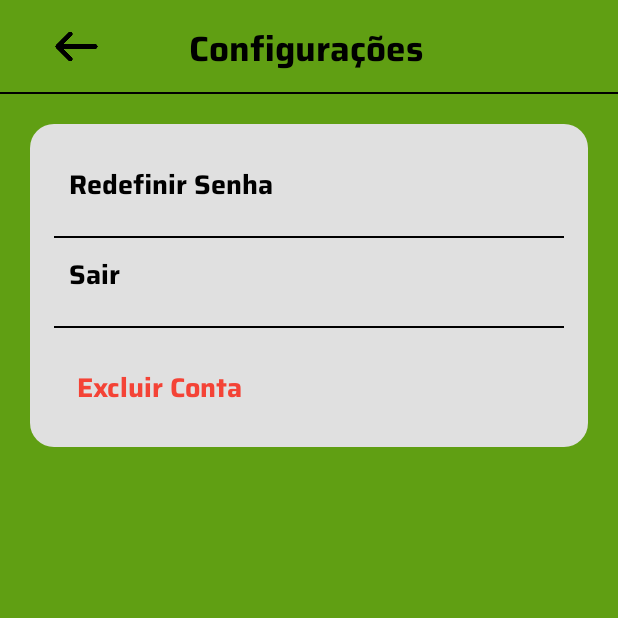
After one commit to 2024-2-NADS3/Projeto3, an Android app: the ConfiguracoesActivity screen opened directly, with no data from a screen before it, on a phone screen of 412 x 824 dp, the top half of it. The commit adds this screen. Run offline under Robolectric (Android 15) with nearby library versions, the phone set to English and light mode, and no system bars.

Commit message:
Inclusao da tela de config

```diff
--- a/android-app/app/src/main/AndroidManifest.xml
+++ b/android-app/app/src/main/AndroidManifest.xml
@@ -16,6 +16,9 @@
         android:theme="@style/Theme.OrganizaiApp"
         android:usesCleartextTraffic="true"
         tools:targetApi="31">
+        <activity
+            android:name=".activities.ConfiguracoesActivity"
+            android:exported="false" />
         <activity
             android:name=".activities.ResetActivity"
             android:exported="false" />
--- /dev/null
+++ b/android-app/app/src/main/java/com/example/organizaiapp/activities/ConfiguracoesActivity.java
@@ -0,0 +1,108 @@
+package com.example.organizaiapp.activities;
+
+import android.app.AlertDialog;
+import android.content.Intent;
+import android.os.Bundle;
+import android.widget.ImageView;
+import android.widget.TextView;
+import android.widget.Toast;
+
+import androidx.appcompat.app.AppCompatActivity;
+
+import com.example.organizaiapp.R;
+import com.example.organizaiapp.service.ApiService;
+import com.example.organizaiapp.manager.UserSessionManager;
+
+import okhttp3.ResponseBody;
+import retrofit2.Call;
+import retrofit2.Callback;
+import retrofit2.Response;
+import retrofit2.Retrofit;
+import retrofit2.converter.gson.GsonConverterFactory;
+
+public class ConfiguracoesActivity extends AppCompatActivity {
+
+    private ImageView btnvoltar;
+    private TextView TextViewResetarSenha;
+    private TextView TextViewLogout;
+    private TextView TextViewExcluirConta;
+    private ApiService apiService;
+    private UserSessionManager sessionManager;
+
+    @Override
+    protected void onCreate(Bundle savedInstanceState) {
+        super.onCreate(savedInstanceState);
+        setContentView(R.layout.activity_configuracoes);
+
+        // Referências aos elementos de UI
+        btnvoltar = findViewById(R.id.imageBtnVoltar);
+        TextViewLogout = findViewById(R.id.TextViewLogout);
+        TextViewResetarSenha = findViewById(R.id.TextViewResetarSenha);
+        TextViewExcluirConta = findViewById(R.id.TextViewExcluirConta);
+
+        // Configuração do Retrofit
+        Retrofit retrofit = new Retrofit.Builder()
+                .baseUrl("https://organizai-api-aghjahgkaucjddde.brazilsouth-01.azurewebsites.net/")
+                .addConverterFactory(GsonConverterFactory.create())
+                .build();
+        apiService = retrofit.create(ApiService.class);
+
+        // Inicializa a sessão do usuário
+        sessionManager = new UserSessionManager(this);
+
+        btnvoltar.setOnClickListener(view -> {
+            Intent intent = new Intent(ConfiguracoesActivity.this, MainActivity.class);
+            startActivity(intent);
+            finish();
+        });
+
+        TextViewLogout.setOnClickListener(view -> {
+            sessionManager.clearSession();  // Limpa a sessão
+            Intent intent = new Intent(ConfiguracoesActivity.this, LoginActivity.class);
+            startActivity(intent);
+            finish();
+        });
+
+        TextViewResetarSenha.setOnClickListener(view -> {
+            Intent intent = new Intent(ConfiguracoesActivity.this, ResetActivity.class);
+            startActivity(intent);
+        });
+
+        TextViewExcluirConta.setOnClickListener(view -> {
+            new AlertDialog.Builder(this)
+                    .setTitle("Excluir Conta")
+                    .setMessage("Tem certeza de que deseja excluir sua conta?")
+                    .setPositiveButton("Sim", (dialog, which) -> excluirConta())
+                    .setNegativeButton("Não", null)
+                    .show();
+        });
+    }
+
+    // Método para excluir a conta
+    private void excluirConta() {
+        int userId = sessionManager.getUserId();
+
+        Call<ResponseBody> call = apiService.deleteUser(userId);
+        call.enqueue(new Callback<ResponseBody>() {
+            @Override
+            public void onResponse(Call<ResponseBody> call, Response<ResponseBody> response) {
+                if (response.isSuccessful()) {
+                    Toast.makeText(ConfiguracoesActivity.this, "Conta excluída com sucesso", Toast.LENGTH_SHORT).show();
+                    sessionManager.clearSession();
+
+                    Intent intent = new Intent(ConfiguracoesActivity.this, LoginActivity.class);
+                    intent.setFlags(Intent.FLAG_ACTIVITY_NEW_TASK | Intent.FLAG_ACTIVITY_CLEAR_TASK);
+                    startActivity(intent);
+                    finish();
+                } else {
+                    Toast.makeText(ConfiguracoesActivity.this, "Erro ao excluir conta", Toast.LENGTH_SHORT).show();
+                }
+            }
+
+            @Override
+            public void onFailure(Call<ResponseBody> call, Throwable t) {
+                Toast.makeText(ConfiguracoesActivity.this, "Erro de conexão", Toast.LENGTH_SHORT).show();
+            }
+        });
+    }
+}
--- a/android-app/app/src/main/java/com/example/organizaiapp/activities/MainActivity.java
+++ b/android-app/app/src/main/java/com/example/organizaiapp/activities/MainActivity.java
@@ -106,6 +106,12 @@ public class MainActivity extends AppCompatActivity {
         btnMeusBeneficios.setOnClickListener(v -> {
             Intent i = new Intent(this, MeusBeneficiosActivity.class);
             startActivity(i);
+        });
+
+        ImageView btnconfiguracoes = findViewById(R.id.btn_config);
+        btnconfiguracoes.setOnClickListener(view -> {
+            Intent intent = new Intent(this, ConfiguracoesActivity.class);
+            startActivity(intent);
         });
 
         //Implementacao do BottomSheetDialog para adicionar Receita e Despesa
--- a/android-app/app/src/main/java/com/example/organizaiapp/service/ApiService.java
+++ b/android-app/app/src/main/java/com/example/organizaiapp/service/ApiService.java
@@ -10,6 +10,7 @@ import com.example.organizaiapp.dto.UpdateCategoriasUserRequest;
 import okhttp3.ResponseBody;
 import retrofit2.Call;
 import retrofit2.http.Body;
+import retrofit2.http.DELETE;
 import retrofit2.http.GET;
 import retrofit2.http.POST;
 import retrofit2.http.PUT;
@@ -47,6 +48,9 @@ public interface ApiService {
     @PUT("categoria/")
     Call<ResponseBody> updateCategoriasUser(@Body UpdateCategoriasUserRequest upRequest);
 
+    @DELETE("users/{id}")
+    Call<ResponseBody> deleteUser(@Path("id") int userId);
+
     @GET("quiz/{userId}/elegibilidade")
     Call<ResponseBody> getElegibilidade(@Path("userId") int userId);
 
--- /dev/null
+++ b/android-app/app/src/main/res/drawable/opcoesconfig.xml
@@ -0,0 +1,17 @@
+<?xml version="1.0" encoding="utf-8"?>
+<shape xmlns:android="http://schemas.android.com/apk/res/android"
+    android:shape="rectangle">
+
+    <!-- Definir a cor de fundo -->
+    <solid android:color="#E0E0E0"/>  <!-- Cor de fundo cinza claro -->
+
+    <!-- Bordas arredondadas -->
+    <corners android:radius="16dp"/>
+
+    <!-- Margens internas (padding) -->
+    <padding
+        android:left="10dp"
+        android:top="10dp"
+        android:right="10dp"
+        android:bottom="10dp" />
+</shape>
--- /dev/null
+++ b/android-app/app/src/main/res/layout/activity_configuracoes.xml
@@ -0,0 +1,135 @@
+<?xml version="1.0" encoding="utf-8"?>
+<androidx.constraintlayout.widget.ConstraintLayout xmlns:android="http://schemas.android.com/apk/res/android"
+    xmlns:app="http://schemas.android.com/apk/res-auto"
+    xmlns:tools="http://schemas.android.com/tools"
+    android:layout_width="match_parent"
+    android:layout_height="match_parent"
+    android:background="#609F13"
+    tools:context=".activities.ConfiguracoesActivity">
+
+
+
+    <!-- Botão de Voltar (ImageView) -->
+    <ImageView
+        android:id="@+id/imageBtnVoltar"
+        android:layout_width="70dp"
+        android:layout_height="50dp"
+        android:layout_marginTop="10dp"
+        app:srcCompat="@drawable/seta_direita"
+        android:contentDescription="Voltar"
+        android:clickable="true"
+        android:focusable="true"
+        app:layout_constraintStart_toStartOf="parent"
+        app:layout_constraintTop_toTopOf="parent"
+        app:layout_constraintBottom_toBottomOf="@id/textViewConfig"
+        android:rotation="180"
+        android:layout_marginStart="16dp" />
+
+    <!-- Título "Configurações" -->
+
+    <TextView
+        android:id="@+id/textViewConfig"
+        android:layout_width="wrap_content"
+        android:layout_height="wrap_content"
+        android:layout_marginStart="8dp"
+        android:layout_marginTop="10dp"
+        android:fontFamily="@font/saira_bold"
+        android:text="Configurações"
+        android:textColor="#000000"
+        android:textSize="23sp"
+        app:layout_constraintBottom_toBottomOf="@id/imageBtnVoltar"
+        app:layout_constraintEnd_toEndOf="parent"
+        app:layout_constraintHorizontal_bias="0.2"
+        app:layout_constraintStart_toEndOf="@id/imageBtnVoltar"
+        app:layout_constraintTop_toTopOf="parent"
+        app:layout_constraintVertical_bias="0.5" />
+
+    <View
+        android:id="@+id/divider"
+        android:layout_width="match_parent"
+        android:layout_height="1dp"
+        android:layout_marginTop="10dp"
+        android:background="@android:color/black"
+        app:layout_constraintBottom_toBottomOf="parent"
+        app:layout_constraintEnd_toEndOf="parent"
+        app:layout_constraintHorizontal_bias="0.0"
+        app:layout_constraintStart_toStartOf="parent"
+        app:layout_constraintTop_toBottomOf="@id/textViewConfig"
+        app:layout_constraintVertical_bias="0.0" />
+
+    <!-- Container com fundo drawable para as opções -->
+    <LinearLayout
+        android:id="@+id/containeropcoes"
+        android:layout_width="match_parent"
+        android:layout_height="215dp"
+        android:layout_marginStart="20dp"
+        android:layout_marginTop="20dp"
+        android:layout_marginEnd="20dp"
+        android:background="@drawable/opcoesconfig"
+        android:orientation="vertical"
+        android:padding="16dp"
+        app:layout_constraintEnd_toEndOf="parent"
+        app:layout_constraintStart_toStartOf="parent"
+        app:layout_constraintTop_toBottomOf="@id/divider">
+
+        <!-- Texto para Redefinir Senha -->
+        <TextView
+            android:id="@+id/TextViewResetarSenha"
+            android:layout_width="match_parent"
+            android:layout_height="wrap_content"
+            android:text="Redefinir Senha"
+            android:fontFamily="@font/saira_bold"
+            android:textColor="@color/black"
+            android:textSize="18sp"
+            android:padding="10dp"
+            android:clickable="true"
+            android:focusable="true"
+            android:textStyle="bold"
+            android:background="?attr/selectableItemBackground"
+            android:layout_marginBottom="10dp"/>
+
+        <!-- Divisória entre opções -->
+        <View
+            android:layout_width="match_parent"
+            android:layout_height="1dp"
+            android:background="@color/black" />
+
+        <!-- Texto para Sair -->
+        <TextView
+            android:id="@+id/TextViewLogout"
+            android:layout_width="match_parent"
+            android:layout_height="wrap_content"
+            android:text="Sair"
+            android:fontFamily="@font/saira_bold"
+            android:textColor="@color/black"
+            android:textSize="18sp"
+            android:padding="10dp"
+            android:clickable="true"
+            android:focusable="true"
+            android:textStyle="bold"
+            android:background="?attr/selectableItemBackground"
+            android:layout_marginBottom="10dp"/>
+
+        <!-- Divisória entre opções -->
+        <View
+            android:layout_width="match_parent"
+            android:layout_height="1dp"
+            android:background="@color/black" />
+
+        <!-- Texto para Excluir Conta -->
+        <TextView
+            android:id="@+id/TextViewExcluirConta"
+            android:layout_width="match_parent"
+            android:layout_height="wrap_content"
+            android:layout_marginTop="10dp"
+            android:background="?attr/selectableItemBackground"
+            android:clickable="true"
+            android:focusable="true"
+            android:fontFamily="@font/saira_bold"
+            android:padding="15dp"
+            android:text="Excluir Conta"
+            android:textColor="#F44336"
+            android:textSize="18sp" />
+    </LinearLayout>
+
+</androidx.constraintlayout.widget.ConstraintLayout>
```
